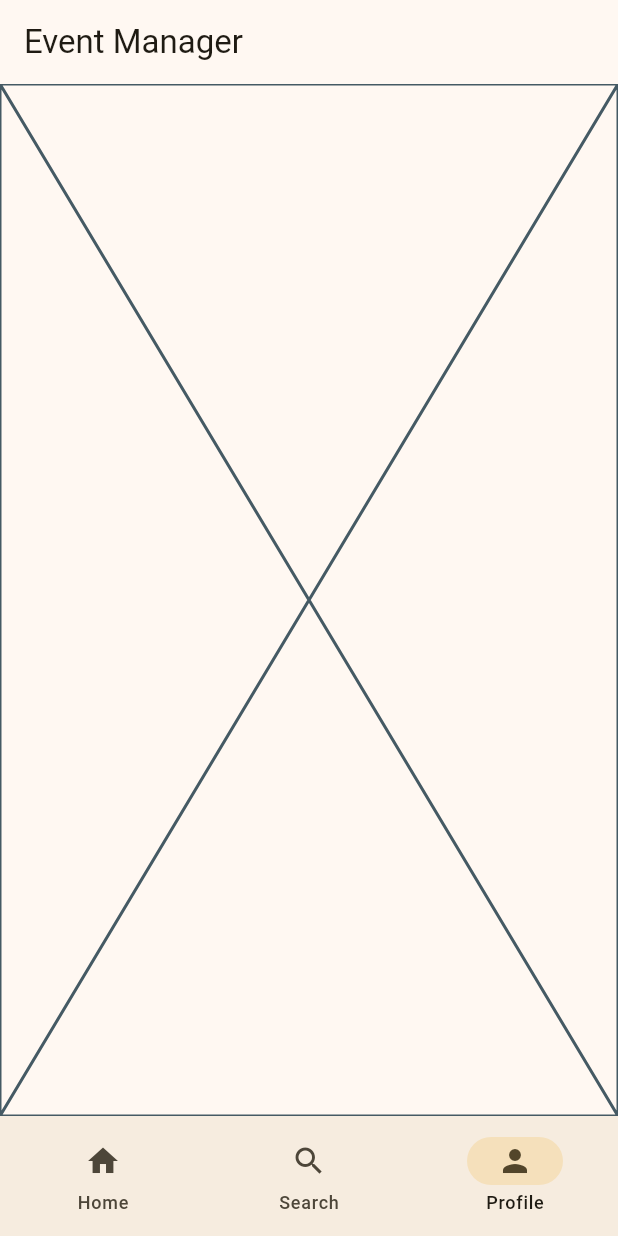
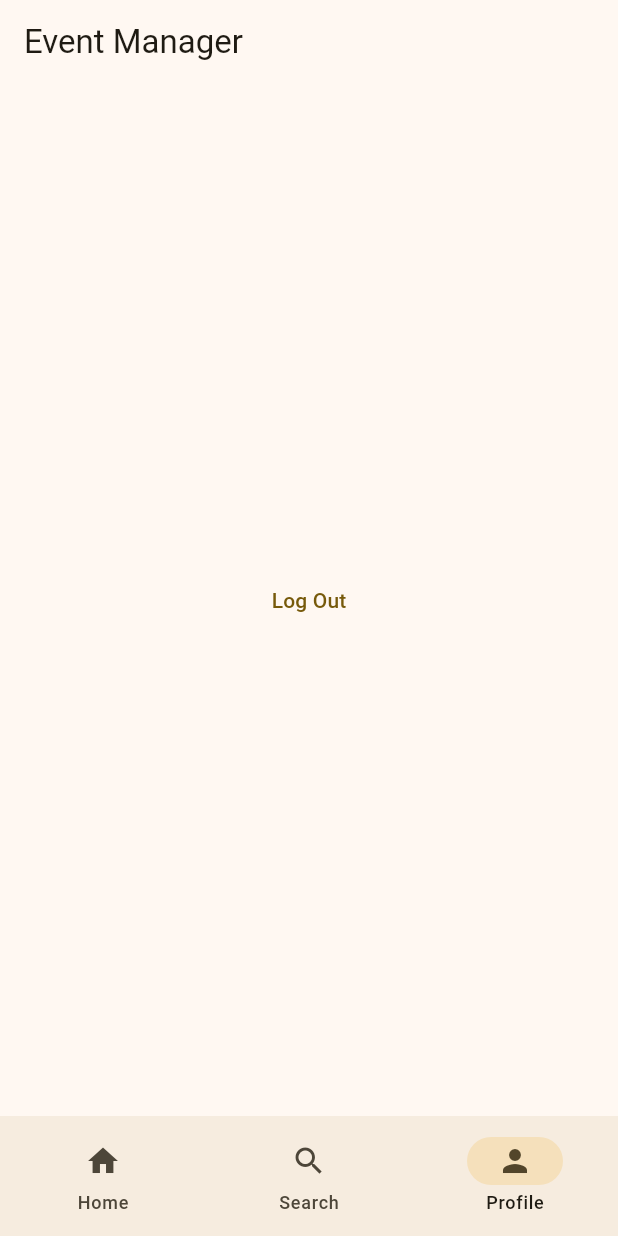
Before and after one commit to MTJakob/EventAppFrontend, a Flutter app: the MainPage screen opened directly, item 3 of the bottom bar chosen, on a phone screen of 412 x 824 dp. Run offline on Flutter 3.47's test engine with Material 3 defaults, Android fonts, the phone set to English and light mode, and no system bars; our stand-ins replace flutter_map, latlong2.

Commit message:
Added log out button

```diff
--- a/lib/tabs/profile_tab.dart
+++ b/lib/tabs/profile_tab.dart
@@ -1,3 +1,4 @@
+import 'package:event_flutter_application/login_page.dart';
 import 'package:flutter/material.dart';
 
 class ProfileTab extends StatelessWidget {
@@ -5,6 +6,13 @@ class ProfileTab extends StatelessWidget {
 
   @override
   Widget build(BuildContext context) {
-    return const Placeholder();
+    void logOut() {
+      Navigator.pushReplacement(
+          context, MaterialPageRoute(builder: (context) => const LoginPage()));
+    }
+
+    return Center(
+      child: TextButton(onPressed: logOut, child: const Text("Log Out")),
+    );
   }
 }
```
